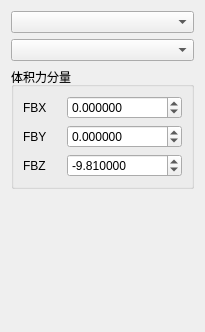
The window that plugins/Base_PhysicalField/BodyForcePage.ui (asd977/base_cae) describes before a commit, drawn with Qt 5.
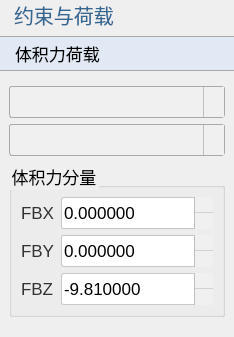
The same window after the commit. Icons and pictures are not drawn.

Commit message: style: switch custom control arrows from png to svg

The edit to the form file:
```diff
--- a/plugins/Base_PhysicalField/BodyForcePage.ui
+++ b/plugins/Base_PhysicalField/BodyForcePage.ui
@@ -13,7 +13,143 @@
   <property name="windowTitle">
    <string>体积力荷载</string>
   </property>
+  <property name="styleSheet">
+   <string notr="true">QWidget{
+font-family: &quot;Microsoft YaHei&quot;, &quot;微软雅黑&quot;;
+}
+QPushButton {
+    font-size: 17px;
+    min-height: 32px;
+}
+QPushButton#pushButton {
+    background-color: rgb(224, 233, 244);
+    border-width: 1px;
+    border-color: rgb(121, 121, 121);
+    border-style: solid;
+    min-height: 33px;
+    border-top: 1px solid rgb(169, 169, 169);
+    border-bottom: 1px solid rgb(169, 169, 169);
+    border-left: none;
+    border-right: none;
+    text-align: left;
+    padding-left: 15px;
+    font-size: 17px;
+}
+QLabel {
+    font-size: 17px;
+    color: rgb(51, 51, 51);
+}
+QLabel#pageNameLabel {
+    font-size: 20px;
+    padding-left: 9px;
+    color: rgb(53, 103, 147);
+}
+QLineEdit, QTextEdit, QPlainTextEdit, QSpinBox, QDoubleSpinBox, QDateTimeEdit {
+    border: 1px solid rgb(200, 200, 200);
+    border-radius: 2px;
+    font-size: 17px;
+    min-height: 30px;
+}
+QLineEdit:focus, QTextEdit:focus, QPlainTextEdit:focus,
+QSpinBox:focus, QDoubleSpinBox:focus, QDateTimeEdit:focus {
+    border-color: rgb(100, 100, 255);
+    outline: none;
+}
+QComboBox {
+    font-size: 17px;
+    color: rgb(51, 51, 51);
+    padding-left: 6px;
+    background: rgb(240, 240, 240);
+    border: 1px solid rgb(169, 169, 169);
+    border-radius: 3px;
+    min-height: 30px;
+}
+QComboBox::drop-down {
+    subcontrol-origin: padding;
+    subcontrol-position: top right;
+    width: 20px;
+    background: rgb(240, 240, 240);
+    border-left: 1px solid rgb(190, 190, 190);
+}
+QComboBox::down-arrow {
+    image: url(:/resources/arrow_down_drawn.svg);
+    width: 12px;
+    height: 12px;
+}
+QSpinBox::up-button, QDoubleSpinBox::up-button {
+    subcontrol-origin: border;
+    subcontrol-position: top right;
+    width: 18px;
+    border-left: 1px solid rgb(190, 190, 190);
+    border-bottom: 1px solid rgb(210, 210, 210);
+    background: rgb(240, 240, 240);
+}
+QSpinBox::down-button, QDoubleSpinBox::down-button {
+    subcontrol-origin: border;
+    subcontrol-position: bottom right;
+    width: 18px;
+    border-left: 1px solid rgb(190, 190, 190);
+    background: rgb(240, 240, 240);
+}
+QSpinBox::up-arrow, QDoubleSpinBox::up-arrow {
+    image: url(:/resources/arrow_up_drawn.svg);
+    width: 10px;
+    height: 10px;
+}
+QSpinBox::down-arrow, QDoubleSpinBox::down-arrow {
+    image: url(:/resources/arrow_down_drawn.svg);
+    width: 10px;
+    height: 10px;
+}
+QRadioButton, QCheckBox, QGroupBox {
+    font-size: 17px;
+}
+QTableWidget, QTreeWidget, QListWidget {
+    font-size: 16px;
+    gridline-color: rgb(210, 210, 210);
+}
+
+</string>
+  </property>
   <layout class="QVBoxLayout" name="verticalLayout">
+   <property name="leftMargin">
+    <number>0</number>
+   </property>
+   <property name="topMargin">
+    <number>0</number>
+   </property>
+   <property name="rightMargin">
+    <number>0</number>
+   </property>
+   <item>
+    <widget class="QLabel" name="pageNameLabel">
+     <property name="sizePolicy">
+      <sizepolicy hsizetype="Preferred" vsizetype="Fixed">
+       <horstretch>0</horstretch>
+       <verstretch>0</verstretch>
+      </sizepolicy>
+     </property>
+     <property name="text">
+      <string>约束与荷载</string>
+     </property>
+    </widget>
+   </item>
+   <item>
+    <widget class="QPushButton" name="pushButton">
+     <property name="sizePolicy">
+      <sizepolicy hsizetype="Ignored" vsizetype="Fixed">
+       <horstretch>0</horstretch>
+       <verstretch>0</verstretch>
+      </sizepolicy>
+     </property>
+     <property name="text">
+      <string>体积力荷载</string>
+     </property>
+    </widget>
+   </item>
+   <item>
+    <widget class="QWidget" name="contentWidget" native="true">
+     <layout class="QVBoxLayout" name="contentLayout">
    <item>
     <widget class="QComboBox" name="comboBoxDim"/>
    </item>
@@ -91,7 +227,10 @@
       </item>
      </layout>
     </widget>
+   </item>     </layout>
+    </widget>
    </item>
+
    <item>
     <spacer name="verticalSpacer">
      <property name="orientation">
```
The commit also changes 45 other files.
